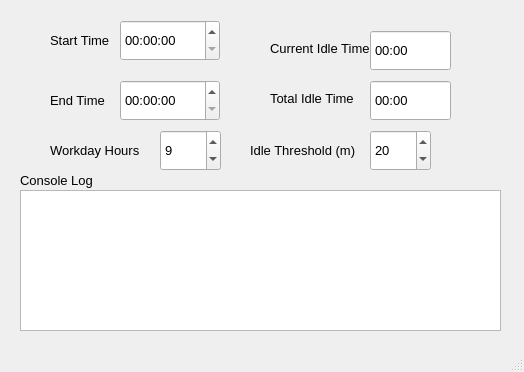
First picture: the form in src/main/resources/main_window.ui, repository apastel/hourly-tracker, before the edit.
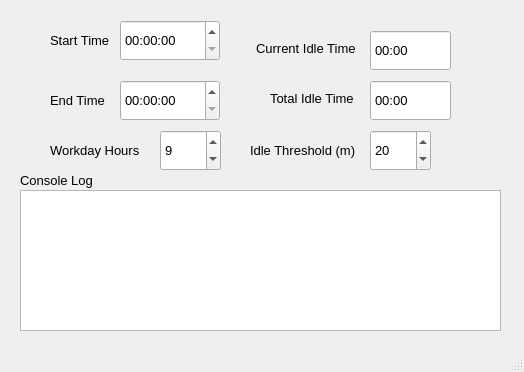
Second picture: the form after the edit.

Commit message: Adjust position of "current idle time" label

The edit to the form file:
```diff
--- a/src/main/resources/main_window.ui
+++ b/src/main/resources/main_window.ui
@@ -123,7 +123,7 @@
    <widget class="QLabel" name="curIdleTimeLabel">
     <property name="geometry">
      <rect>
-      <x>270</x>
+      <x>256</x>
       <y>40</y>
       <width>101</width>
       <height>16</height>
```
